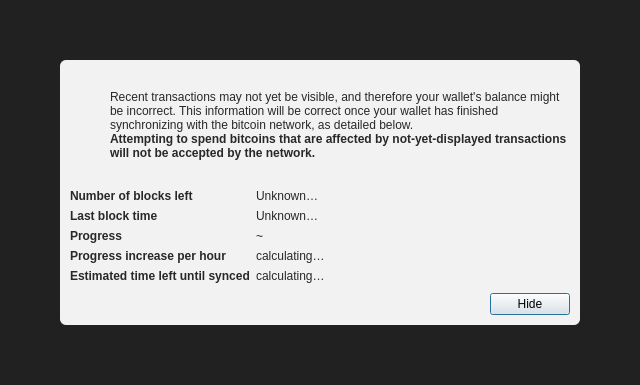
Old version of the form src/qt/forms/modaloverlay.ui in the repository bitkini/bitkini.
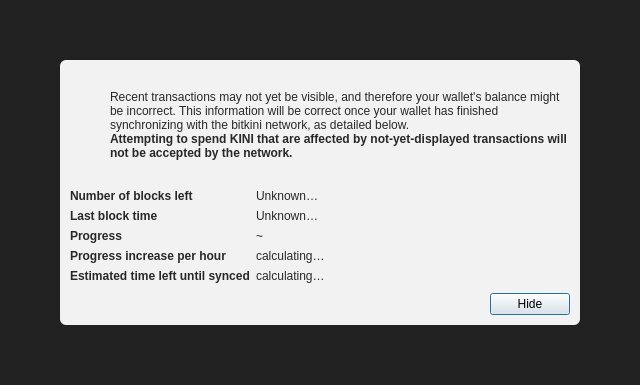
New version of the form. Icons and pictures are not drawn.

```diff
--- a/src/qt/forms/modaloverlay.ui
+++ b/src/qt/forms/modaloverlay.ui
@@ -130,7 +130,7 @@
              <item>
               <widget class="QLabel" name="infoText">
                <property name="text">
-                <string>Recent transactions may not yet be visible, and therefore your wallet's balance might be incorrect. This information will be correct once your wallet has finished synchronizing with the bitcoin network, as detailed below.</string>
+                <string>Recent transactions may not yet be visible, and therefore your wallet's balance might be incorrect. This information will be correct once your wallet has finished synchronizing with the bitkini network, as detailed below.</string>
                </property>
                <property name="textFormat">
                 <enum>Qt::RichText</enum>
@@ -149,7 +149,7 @@
                 </font>
                </property>
                <property name="text">
-                <string>Attempting to spend bitcoins that are affected by not-yet-displayed transactions will not be accepted by the network.</string>
+                <string>Attempting to spend KINI that are affected by not-yet-displayed transactions will not be accepted by the network.</string>
                </property>
                <property name="textFormat">
                 <enum>Qt::RichText</enum>
```
